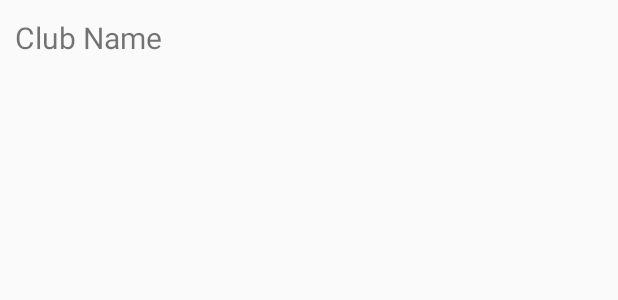
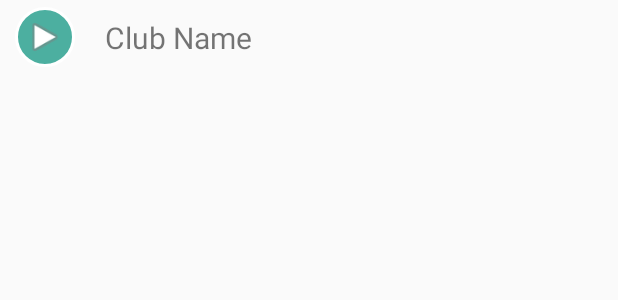
Before and after one commit to themitsou/Practical-3, an Android app: the layout item_club.xml on its own in the app's theme, with its tools: preview values and no code run, on a phone screen of 412 x 824 dp. Shown: the top 300 px of the screen. Run offline under Robolectric (Android 15) with nearby library versions, the phone set to English and light mode, and no system bars.

Commit message:
Add Graphical Improvements

```diff
--- a/app/src/main/java/gr/academic/city/sdmd/projectissues/db/AssigneeClientCursorAdapter.java
+++ b/app/src/main/java/gr/academic/city/sdmd/projectissues/db/AssigneeClientCursorAdapter.java
@@ -27,7 +27,10 @@ public class AssigneeClientCursorAdapter extends CursorAdapter {
 
     public void bindView(View view, Context context, Cursor cursor) {
         TextView issue = (TextView) view.findViewById(R.id.tv_assignee);
-        issue.setText(cursor.getString(cursor.getColumnIndex("assignee_name")));
+
+        int pos = cursor.getPosition()+1;
+
+        issue.setText(pos + ". " + cursor.getString(cursor.getColumnIndex("assignee_name")));
 
         TextView points = (TextView) view.findViewById(R.id.tv_assignee_points);
         String cursorPoints = Double.toString(cursor.getDouble(cursor.getColumnIndex("points")));
--- a/app/src/main/java/gr/academic/city/sdmd/projectissues/db/ClientCursorAdapter.java
+++ b/app/src/main/java/gr/academic/city/sdmd/projectissues/db/ClientCursorAdapter.java
@@ -28,7 +28,8 @@ public class ClientCursorAdapter extends CursorAdapter {
 
     public void bindView(View view, Context context, Cursor cursor) {
         TextView issue = (TextView) view.findViewById(R.id.tv_issue);
-        issue.setText(cursor.getString(cursor.getColumnIndex("title")));
+        int pos = cursor.getPosition()+1;
+        issue.setText(pos+". "+cursor.getString(cursor.getColumnIndex("title")));
 
         TextView points = (TextView) view.findViewById(R.id.tv_issue_points);
         String cursorPoints = Double.toString(cursor.getDouble(cursor.getColumnIndex("points")));
--- a/app/src/main/java/gr/academic/city/sdmd/projectissues/ui/activity/AssigneePointsActivity.java
+++ b/app/src/main/java/gr/academic/city/sdmd/projectissues/ui/activity/AssigneePointsActivity.java
@@ -54,7 +54,8 @@ public class AssigneePointsActivity extends ToolbarActivity {
         String query = "Select a._id, a.assignee_server_id, a.assignee_name,  ( 2*sum(distinct estimated_hours)- sum(b.work_hours)) as points" +
                 " from project_issue a" +
                 " join  work_log b on a.server_id = b.issue_server_id" +
-                " group by a.assignee_server_id";
+                " group by a.assignee_server_id"+
+                " order by ( 2*sum(distinct estimated_hours)- sum(b.work_hours)) desc";
 
         mCursor = sqLiteDatabase.rawQuery(query, null);
 
@@ -96,7 +97,6 @@ public class AssigneePointsActivity extends ToolbarActivity {
 
     @Override
     public boolean onCreateOptionsMenu(Menu menu) {
-        getMenuInflater().inflate(R.menu.points_menu, menu);
         return true;
     }
 
--- a/app/src/main/java/gr/academic/city/sdmd/projectissues/ui/activity/PointsActivity.java
+++ b/app/src/main/java/gr/academic/city/sdmd/projectissues/ui/activity/PointsActivity.java
@@ -53,7 +53,8 @@ public class PointsActivity extends ToolbarActivity {
         String query = "Select a._id, a.title, (a.estimated_hours + (a.estimated_hours- sum(b.work_hours))) as points" +
                 " from project_issue a" +
                 " join  work_log b on a.server_id = b.issue_server_id" +
-                " group by a._id, a.server_id;";
+                " group by a._id, a.server_id" +
+                " order by  (a.estimated_hours + (a.estimated_hours- sum(b.work_hours))) desc";
 
         mCursor = sqLiteDatabase.rawQuery(query, null);
 
@@ -95,8 +96,7 @@ public class PointsActivity extends ToolbarActivity {
 
     @Override
     public boolean onCreateOptionsMenu(Menu menu) {
-        getMenuInflater().inflate(R.menu.points_menu, menu);
-        return true;
+       return true;
     }
 
     @Override
--- /dev/null
+++ b/app/src/main/res/drawable/circle_drawable.xml
@@ -0,0 +1,17 @@
+<?xml version="1.0" encoding="UTF-8"?>
+<shape xmlns:android="http://schemas.android.com/apk/res/android"
+    android:shape="rectangle">
+
+    <corners
+        android:radius="100dip"/>
+    <solid
+        android:color="#4cafa0" />
+    <stroke
+        android:width="2dip"
+        android:color="#FFF" />
+    <padding
+        android:left="6dip"
+        android:right="6dip"
+        android:top="5dip"
+        android:bottom="5dip" />
+</shape>
--- a/app/src/main/res/layout/item_club.xml
+++ b/app/src/main/res/layout/item_club.xml
@@ -5,6 +5,24 @@
     android:layout_width="match_parent"
     android:layout_height="50dp"
     android:orientation="horizontal">
+
+    <FrameLayout
+        android:layout_width="40dp"
+        android:layout_height="40dp"
+        android:layout_marginRight="10dp"
+        android:layout_marginLeft="10dp"
+        android:layout_marginTop="10dp"
+        android:layout_marginBottom="10dp"
+        android:id="@+id/layoutWithCircleDrawable"
+        android:layout_gravity="center_vertical"
+        android:background="@drawable/circle_drawable">
+
+        <ImageView
+            android:layout_width="match_parent"
+            android:layout_height="match_parent"
+            android:id="@+id/imageViewCircle"
+            android:src="@android:drawable/ic_media_play"/>
+    </FrameLayout>
 
     <TextView
         android:id="@+id/tv_club_name"
--- a/app/src/main/res/menu/points_menu.xml
+++ b/app/src/main/res/menu/points_menu.xml
@@ -6,12 +6,12 @@
     <item
         android:id="@+id/action_points"
         app:showAsAction="ifRoom"
-        android:icon="@android:drawable/ic_input_get"
+        android:icon="@android:drawable/ic_menu_compass"
         android:title="@string/action_points"/>
     <item
         android:id="@+id/action_assignee_points"
         app:showAsAction="ifRoom"
-        android:icon="@android:drawable/ic_menu_compass"
+        android:icon="@android:drawable/ic_menu_sort_by_size"
         android:title="@string/action_assignee_points"/>
 
 </menu>
```
Also changed, not shown: app/src/main/AndroidManifest.xml (+10 -5 lines), app/src/main/res/layout/item_assignee_points.xml (+27 -9 lines), app/src/main/res/layout/item_points.xml (+27 -9 lines), app/src/main/res/values/strings.xml (+6 -1 lines).
